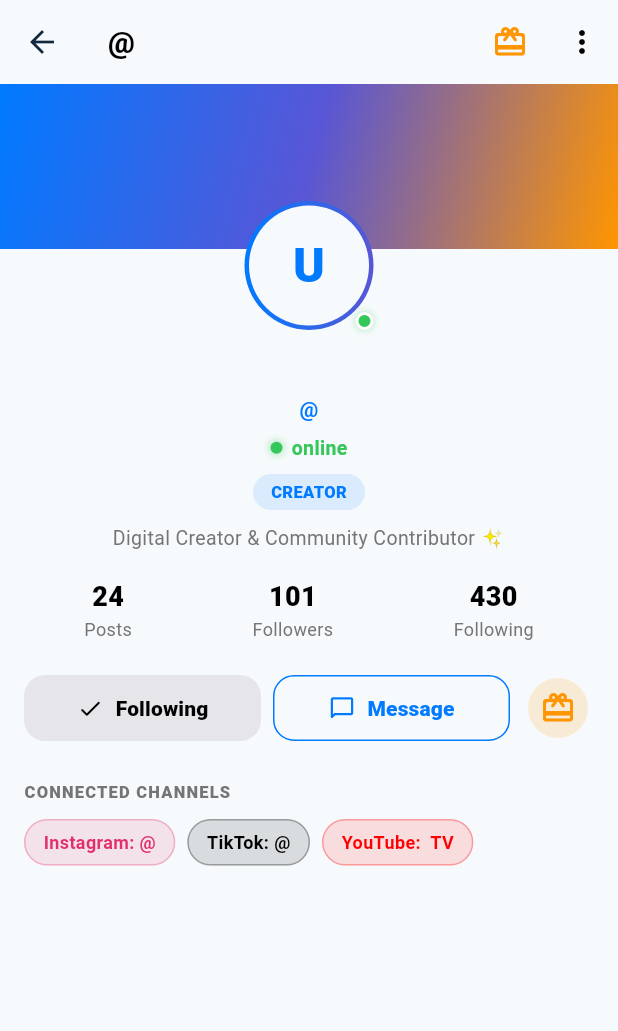
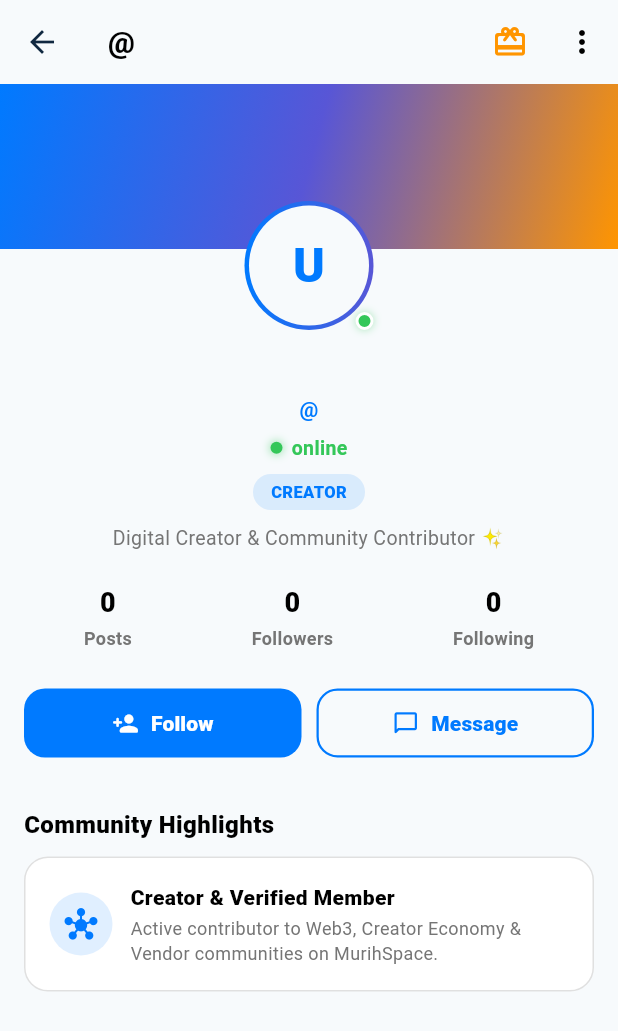
Before and after one commit to Web3nexus/murishspaceapp, a Flutter app: the UserProfileScreen screen opened directly with empty values, after a tap on "Follow", on a phone screen of 412 x 824 dp. Shown: the top 1031 px of the screen. Run offline on Flutter 3.47's test engine with Material 3 defaults, Android fonts, the phone set to English and light mode, and no system bars; our stand-ins replace cached_network_image, dio, flutter_riverpod, flutter_secure_storage, go_router, google_sign_in and 6 more; accounts and stored records are empty; network calls fail.

Commit message:
feat(profile): connect live followers, following, posts, coins, and dynamic follow system

```diff
--- a/lib/providers/follow_provider.dart
+++ b/lib/providers/follow_provider.dart
@@ -1,4 +1,7 @@
+import 'package:dio/dio.dart';
 import 'package:flutter_riverpod/flutter_riverpod.dart';
+
+import '../core/api_client.dart';
 
 class UserFollowSummary {
   final int userId;
@@ -6,7 +9,9 @@ class UserFollowSummary {
   final String username;
   final String avatarUrl;
   final String bio;
+  final String role;
   final bool isVerified;
+  final bool isFollowing;
 
   UserFollowSummary({
     required this.userId,
@@ -14,8 +19,23 @@ class UserFollowSummary {
     required this.username,
     this.avatarUrl = '',
     this.bio = '',
+    this.role = 'member',
     this.isVerified = false,
+    this.isFollowing = false,
   });
+
+  factory UserFollowSummary.fromJson(Map<String, dynamic> json) {
+    return UserFollowSummary(
+      userId: (json['id'] as num?)?.toInt() ?? 0,
+      name: json['name'] as String? ?? 'User',
+      username: json['username'] as String? ?? 'user',
+      avatarUrl: json['avatar'] as String? ?? json['avatar_url'] as String? ?? '',
+      bio: json['bio'] as String? ?? '',
+      role: json['role'] as String? ?? 'member',
+      isVerified: json['is_verified'] as bool? ?? false,
+      isFollowing: json['is_following'] as bool? ?? false,
+    );
+  }
 }
 
 class FollowState {
@@ -23,128 +43,200 @@ class FollowState {
   final Map<int, int> followersCounts;
   final Map<int, int> followingCounts;
   final Map<int, int> userPostsCounts;
-  final List<UserFollowSummary> sampleUsers;
+  final Map<int, List<UserFollowSummary>> followersLists;
+  final Map<int, List<UserFollowSummary>> followingLists;
+  final bool loading;
 
   FollowState({
     required this.followingUserIds,
     required this.followersCounts,
     required this.followingCounts,
     required this.userPostsCounts,
-    required this.sampleUsers,
+    this.followersLists = const {},
+    this.followingLists = const {},
+    this.loading = false,
   });
 
   bool isFollowing(int userId) => followingUserIds.contains(userId);
 
-  int getFollowersCount(int userId) => followersCounts[userId] ?? 1250;
-  int getFollowingCount(int userId) => followingCounts[userId] ?? 430;
-  int getPostsCount(int userId) => userPostsCounts[userId] ?? 24;
+  int getFollowersCount(int userId) => followersCounts[userId] ?? 0;
+  int getFollowingCount(int userId) => followingCounts[userId] ?? 0;
+  int getPostsCount(int userId) => userPostsCounts[userId] ?? 0;
 
   FollowState copyWith({
     Set<int>? followingUserIds,
     Map<int, int>? followersCounts,
     Map<int, int>? followingCounts,
     Map<int, int>? userPostsCounts,
-    List<UserFollowSummary>? sampleUsers,
+    Map<int, List<UserFollowSummary>>? followersLists,
+    Map<int, List<UserFollowSummary>>? followingLists,
+    bool? loading,
   }) {
     return FollowState(
       followingUserIds: followingUserIds ?? this.followingUserIds,
       followersCounts: followersCounts ?? this.followersCounts,
       followingCounts: followingCounts ?? this.followingCounts,
       userPostsCounts: userPostsCounts ?? this.userPostsCounts,
-      sampleUsers: sampleUsers ?? this.sampleUsers,
+      followersLists: followersLists ?? this.followersLists,
+      followingLists: followingLists ?? this.followingLists,
+      loading: loading ?? this.loading,
     );
   }
 }
 
 class FollowNotifier extends Notifier<FollowState> {
+  Dio get _dio => ApiClient.instance.dio;
+
   @override
   FollowState build() {
     return FollowState(
-      followingUserIds: {2, 4, 6},
-      followersCounts: {
-        1: 12450, // Current user
-        2: 5400,
-        3: 1200,
-        4: 8900,
-        5: 3200,
-        6: 15400,
-      },
-      followingCounts: {
-        1: 430, // Current user
-        2: 210,
-        3: 150,
-        4: 640,
-        5: 310,
-        6: 980,
-      },
-      userPostsCounts: {
-        1: 42,
-        2: 18,
-        3: 9,
-        4: 65,
-        5: 27,
-        6: 112,
-      },
-      sampleUsers: [
-        UserFollowSummary(userId: 2, name: 'Alice Freeman', username: 'alice_freeman', bio: 'Tech Reviewer & Video Creator 📹', isVerified: true),
-        UserFollowSummary(userId: 3, name: 'Bob Smith', username: 'bob_tech', bio: 'Web3 & FinTech Specialist ⚡'),
-        UserFollowSummary(userId: 4, name: 'Pulse Activewear', username: 'pulse_active', bio: 'Official Vendor Store for Premium Activewear 🏃‍♂️', isVerified: true),
-        UserFollowSummary(userId: 5, name: 'Charlie Brown', username: 'charlie_b', bio: 'Digital Creator & Mobile App Dev 🚀'),
-        UserFollowSummary(userId: 6, name: 'Apex Audio Tech', username: 'apex_audio', bio: 'High-Fidelity Audio Gear Vendor & Sponsor 🎧', isVerified: true),
-        UserFollowSummary(userId: 7, name: 'Kemi Adebayo', username: 'kemi_brand', bio: 'Fashion Ambassador & Lifestyle Creator ✨'),
-        UserFollowSummary(userId: 8, name: 'Chioma Eze', username: 'chioma_e', bio: 'Community Manager & Event Host 🌟'),
-      ],
+      followingUserIds: {},
+      followersCounts: {},
+      followingCounts: {},
+      userPostsCounts: {},
     );
   }
 
-  void toggleFollow(int targetUserId) {
-    final isAlreadyFollowing = state.followingUserIds.contains(targetUserId);
-    final updatedFollowingSet = Set<int>.from(state.followingUserIds);
+  /// Fetches follow status and counts for a user from the backend API.
+  Future<void> fetchFollowStatus(int userId) async {
+    try {
+      final res = await _dio.get('/users/$userId/follow-status');
+      final data = ApiClient.instance.unwrap(res) as Map<String, dynamic>;
 
-    final currentMyFollowers = Map<int, int>.from(state.followersCounts);
-    final currentMyFollowing = Map<int, int>.from(state.followingCounts);
+      final isFollowing = data['is_following'] as bool? ?? false;
+      final followers = (data['followers_count'] as num?)?.toInt() ?? 0;
+      final following = (data['following_count'] as num?)?.toInt() ?? 0;
+      final posts = (data['posts_count'] as num?)?.toInt() ?? 0;
 
-    const myUserId = 1; // Current user ID
+      final updatedFollowing = Set<int>.from(state.followingUserIds);
+      if (isFollowing) {
+        updatedFollowing.add(userId);
+      } else {
+        updatedFollowing.remove(userId);
+      }
 
-    if (isAlreadyFollowing) {
-      updatedFollowingSet.remove(targetUserId);
-      currentMyFollowing[myUserId] = (currentMyFollowing[myUserId] ?? 430) - 1;
-      currentMyFollowers[targetUserId] = (currentMyFollowers[targetUserId] ?? 100) - 1;
+      final fCounts = Map<int, int>.from(state.followersCounts)..[userId] = followers;
+      final fingCounts = Map<int, int>.from(state.followingCounts)..[userId] = following;
+      final pCounts = Map<int, int>.from(state.userPostsCounts)..[userId] = posts;
+
+      state = state.copyWith(
+        followingUserIds: updatedFollowing,
+        followersCounts: fCounts,
+        followingCounts: fingCounts,
+        userPostsCounts: pCounts,
+      );
+    } catch (_) {}
+  }
+
+  /// Toggles follow status with live backend API call.
+  Future<bool> toggleFollow(int targetUserId) async {
+    final currentlyFollowing = state.isFollowing(targetUserId);
+    final nextFollowing = !currentlyFollowing;
+
+    // Optimistic UI update
+    final updatedSet = Set<int>.from(state.followingUserIds);
+    final fCounts = Map<int, int>.from(state.followersCounts);
+    final currentTargetFollowers = fCounts[targetUserId] ?? 0;
+
+    if (nextFollowing) {
+      updatedSet.add(targetUserId);
+      fCounts[targetUserId] = currentTargetFollowers + 1;
     } else {
-      updatedFollowingSet.add(targetUserId);
-      currentMyFollowing[myUserId] = (currentMyFollowing[myUserId] ?? 430) + 1;
-      currentMyFollowers[targetUserId] = (currentMyFollowers[targetUserId] ?? 100) + 1;
+      updatedSet.remove(targetUserId);
+      fCounts[targetUserId] = (currentTargetFollowers > 0) ? currentTargetFollowers - 1 : 0;
     }
 
     state = state.copyWith(
-      followingUserIds: updatedFollowingSet,
-      followingCounts: currentMyFollowing,
-      followersCounts: currentMyFollowers,
+      followingUserIds: updatedSet,
+      followersCounts: fCounts,
     );
-  }
 
-  void incrementPostsCount(int userId) {
-    final currentPosts = Map<int, int>.from(state.userPostsCounts);
-    currentPosts[userId] = (currentPosts[userId] ?? 0) + 1;
-    state = state.copyWith(userPostsCounts: currentPosts);
-  }
+    try {
+      final res = await _dio.post('/users/$targetUserId/follow');
+      final data = ApiClient.instance.unwrap(res) as Map<String, dynamic>;
 
-  void decrementPostsCount(int userId) {
-    final currentPosts = Map<int, int>.from(state.userPostsCounts);
-    final count = currentPosts[userId] ?? 0;
-    if (count > 0) {
-      currentPosts[userId] = count - 1;
-      state = state.copyWith(userPostsCounts: currentPosts);
+      final realIsFollowing = data['is_following'] as bool? ?? nextFollowing;
+      final realFollowersCount = (data['target_followers_count'] as num?)?.toInt();
+
+      if (realFollowersCount != null) {
+        fCounts[targetUserId] = realFollowersCount;
+      }
+      if (realIsFollowing) {
+        updatedSet.add(targetUserId);
+      } else {
+        updatedSet.remove(targetUserId);
+      }
+
+      state = state.copyWith(
+        followingUserIds: updatedSet,
+        followersCounts: fCounts,
+      );
+      return realIsFollowing;
+    } catch (e) {
+      // Rollback on network failure
+      if (currentlyFollowing) {
+        updatedSet.add(targetUserId);
+        fCounts[targetUserId] = currentTargetFollowers;
+      } else {
+        updatedSet.remove(targetUserId);
+        fCounts[targetUserId] = currentTargetFollowers;
+      }
+      state = state.copyWith(
+        followingUserIds: updatedSet,
+        followersCounts: fCounts,
+      );
+      return currentlyFollowing;
     }
   }
 
-  List<UserFollowSummary> getFollowersList(int userId) {
-    return state.sampleUsers;
+  /// Fetches followers list from the backend API.
+  Future<List<UserFollowSummary>> fetchFollowers(int userId) async {
+    try {
+      final res = await _dio.get('/users/$userId/followers');
+      final envelope = ApiClient.instance.unwrap(res);
+      final rawItems = envelope is Map<String, dynamic> && envelope['data'] is List
+          ? envelope['data'] as List
+          : envelope is List
+              ? envelope
+              : [];
+
+      final list = rawItems
+          .map((item) => UserFollowSummary.fromJson(item as Map<String, dynamic>))
+          .toList();
+
+      final updatedLists = Map<int, List<UserFollowSummary>>.from(state.followersLists)..[userId] = list;
+      state = state.copyWith(followersLists: updatedLists);
+      return list;
+    } catch (_) {
+      return state.followersLists[userId] ?? [];
+    }
   }
 
-  List<UserFollowSummary> getFollowingList(int userId) {
-    return state.sampleUsers.where((u) => state.followingUserIds.contains(u.userId)).toList();
+  /// Fetches following list from the backend API.
+  Future<List<UserFollowSummary>> fetchFollowing(int userId) async {
+    try {
+      final res = await _dio.get('/users/$userId/following');
+      final envelope = ApiClient.instance.unwrap(res);
+      final rawItems = envelope is Map<String, dynamic> && envelope['data'] is List
+          ? envelope['data'] as List
+          : envelope is List
+              ? envelope
+              : [];
+
+      final list = rawItems
+          .map((item) => UserFollowSummary.fromJson(item as Map<String, dynamic>))
+          .toList();
+
+      final updatedLists = Map<int, List<UserFollowSummary>>.from(state.followingLists)..[userId] = list;
+      state = state.copyWith(followingLists: updatedLists);
+      return list;
+    } catch (_) {
+      return state.followingLists[userId] ?? [];
+    }
   }
+
+  List<UserFollowSummary> getFollowersList(int userId) => state.followersLists[userId] ?? [];
+  List<UserFollowSummary> getFollowingList(int userId) => state.followingLists[userId] ?? [];
 }
 
 final followProvider = NotifierProvider<FollowNotifier, FollowState>(FollowNotifier.new);
--- a/lib/screens/user_profile_screen.dart
+++ b/lib/screens/user_profile_screen.dart
@@ -8,7 +8,7 @@ import '../components/send_gift_dialog.dart';
 import '../providers/follow_provider.dart';
 
 /// Public User & Friend Profile Screen with Gifting, Direct Messaging, & Follow CTAs.
-class UserProfileScreen extends ConsumerWidget {
+class UserProfileScreen extends ConsumerStatefulWidget {
   final int userId;
   final String name;
   final String username;
@@ -27,7 +27,20 @@ class UserProfileScreen extends ConsumerWidget {
   });
 
   @override
-  Widget build(BuildContext context, WidgetRef ref) {
+  ConsumerState<UserProfileScreen> createState() => _UserProfileScreenState();
+}
+
+class _UserProfileScreenState extends ConsumerState<UserProfileScreen> {
+  @override
+  void initState() {
+    super.initState();
+    WidgetsBinding.instance.addPostFrameCallback((_) {
+      ref.read(followProvider.notifier).fetchFollowStatus(widget.userId);
+    });
+  }
+
+  @override
+  Widget build(BuildContext context) {
     final followState = ref.watch(followProvider);
     final followNotifier = ref.read(followProvider.notifier);
 
@@ -36,10 +49,10 @@ class UserProfileScreen extends ConsumerWidget {
     final textPrimary = isDark ? Colors.white : Colors.black;
     final textSecondary = isDark ? Colors.grey[400] : Colors.grey[600];
 
-    final isFollowing = followState.isFollowing(userId);
-    final followersCount = followState.getFollowersCount(userId);
-    final followingCount = followState.getFollowingCount(userId);
-    final postsCount = followState.getPostsCount(userId);
+    final isFollowing = followState.isFollowing(widget.userId);
+    final followersCount = followState.getFollowersCount(widget.userId);
+    final followingCount = followState.getFollowingCount(widget.userId);
+    final postsCount = followState.getPostsCount(widget.userId);
 
     return Scaffold(
       backgroundColor: bg,
@@ -48,7 +61,7 @@ class UserProfileScreen extends ConsumerWidget {
         elevation: 0,
         scrolledUnderElevation: 0,
         title: Text(
-          '@$username',
+          '@${widget.username}',
           style: TextStyle(color: textPrimary, fontWeight: FontWeight.w800),
         ),
         actions: [
@@ -57,8 +70,8 @@ class UserProfileScreen extends ConsumerWidget {
             tooltip: 'Send Gift',
             onPressed: () => SendGiftDialog.show(
               context,
-              recipientName: name,
-              recipientAvatar: avatarUrl.isNotEmpty ? avatarUrl : null,
+              recipientName: widget.name,
+              recipientAvatar: widget.avatarUrl.isNotEmpty ? widget.avatarUrl : null,
             ),
           ),
           IconButton(
@@ -102,10 +115,10 @@ class UserProfileScreen extends ConsumerWidget {
                       child: CircleAvatar(
                         radius: 40,
                         backgroundColor: bg,
-                        backgroundImage: avatarUrl.isNotEmpty ? NetworkImage(avatarUrl) : null,
-                        child: avatarUrl.isEmpty
+                        backgroundImage: widget.avatarUrl.isNotEmpty ? NetworkImage(widget.avatarUrl) : null,
+                        child: widget.avatarUrl.isEmpty
                             ? Text(
-                                name.isNotEmpty ? name[0].toUpperCase() : 'U',
+                                widget.name.isNotEmpty ? widget.name[0].toUpperCase() : 'U',
                                 style: const TextStyle(fontSize: 32, fontWeight: FontWeight.w900, color: Color(0xFF007AFF)),
                               )
                             : null,
@@ -114,12 +127,12 @@ class UserProfileScreen extends ConsumerWidget {
                   ),
                   const SizedBox(height: 10),
                   Text(
-                    name,
+                    widget.name,
                     style: TextStyle(fontSize: 22, fontWeight: FontWeight.w900, color: textPrimary),
                   ),
                   const SizedBox(height: 2),
                   Text(
-                    '@$username',
+                    '@${widget.username}',
                     style: const TextStyle(fontSize: 14, fontWeight: FontWeight.w700, color: Color(0xFF007AFF)),
                   ),
                   const SizedBox(height: 6),
@@ -134,13 +147,13 @@ class UserProfileScreen extends ConsumerWidget {
                       borderRadius: BorderRadius.circular(12),
                     ),
                     child: Text(
-                      roleLabel.toUpperCase(),
+                      widget.roleLabel.toUpperCase(),
                       style: const TextStyle(color: Color(0xFF007AFF), fontWeight: FontWeight.w900, fontSize: 11),
                     ),
                   ),
                   const SizedBox(height: 10),
                   Text(
-                    bio,
+                    widget.bio,
                     textAlign: TextAlign.center,
                     style: TextStyle(fontSize: 13, color: textSecondary, height: 1.3),
                   ),
@@ -156,14 +169,14 @@ class UserProfileScreen extends ConsumerWidget {
                         '$followersCount',
                         textPrimary,
                         textSecondary,
-                        () => FollowersListDialog.show(context, title: '$name\'s Followers', isFollowersList: true),
+                        () => FollowersListDialog.show(context, title: '${widget.name}\'s Followers', isFollowersList: true, userId: widget.userId),
                       ),
                       _statCol(
                         'Following',
                         '$followingCount',
                         textPrimary,
                         textSecondary,
-                        () => FollowersListDialog.show(context, title: '$name\'s Following', isFollowersList: false),
+                        () => FollowersListDialog.show(context, title: '${widget.name}\'s Following', isFollowersList: false, userId: widget.userId),
                       ),
                     ],
                   ),
@@ -179,63 +192,92 @@ class UserProfileScreen extends ConsumerWidget {
                             backgroundColor: isFollowing ? (isDark ? const Color(0xFF2C2C2E) : const Color(0xFFE5E5EA)) : const Color(0xFF007AFF),
                             foregroundColor: isFollowing ? textPrimary : Colors.white,
                             elevation: 0,
+                            padding: const EdgeInsets.symmetric(vertical: 13),
                             shape: RoundedRectangleBorder(borderRadius: BorderRadius.circular(14)),
-                            padding: const EdgeInsets.symmetric(vertical: 12),
                           ),
-                          onPressed: () => followNotifier.toggleFollow(userId),
-                          icon: Icon(isFollowing ? Icons.check_rounded : Icons.person_add_rounded, size: 18),
+                          onPressed: () => followNotifier.toggleFollow(widget.userId),
+                          icon: Icon(
+                            isFollowing ? Icons.check_rounded : Icons.person_add_rounded,
+                            size: 18,
+                          ),
                           label: Text(
                             isFollowing ? 'Following' : 'Follow',
-                            style: const TextStyle(fontWeight: FontWeight.w900, fontSize: 14),
+                            style: const TextStyle(fontWeight: FontWeight.w800, fontSize: 14),
                           ),
                         ),
                       ),
-                      const SizedBox(width: 8),
+                      const SizedBox(width: 10),
                       Expanded(
                         flex: 3,
                         child: OutlinedButton.icon(
                           style: OutlinedButton.styleFrom(
+                            side: const BorderSide(color: Color(0xFF007AFF), width: 1.5),
                             foregroundColor: const Color(0xFF007AFF),
-                            side: const BorderSide(color: Color(0xFF007AFF)),
+                            padding: const EdgeInsets.symmetric(vertical: 13),
                             shape: RoundedRectangleBorder(borderRadius: BorderRadius.circular(14)),
-                            padding: const EdgeInsets.symmetric(vertical: 12),
                           ),
-                          onPressed: () => context.push('/app/chats'),
+                          onPressed: () => context.push('/messages'),
                           icon: const Icon(Icons.chat_bubble_outline_rounded, size: 18),
-                          label: const Text('Message', style: TextStyle(fontWeight: FontWeight.w900, fontSize: 14)),
-                        ),
-                      ),
-                      const SizedBox(width: 8),
-                      IconButton.filledTonal(
-                        style: IconButton.styleFrom(backgroundColor: const Color(0xFFFF9500).withValues(alpha: 0.15)),
-                        icon: const Icon(Icons.card_giftcard_rounded, color: Color(0xFFFF9500)),
-                        onPressed: () => SendGiftDialog.show(
-                          context,
-                          recipientName: name,
-                          recipientAvatar: avatarUrl.isNotEmpty ? avatarUrl : null,
+                          label: const Text('Message', style: TextStyle(fontWeight: FontWeight.w800, fontSize: 14)),
                         ),
                       ),
                     ],
                   ),
-                  const SizedBox(height: 24),
+                ],
+              ),
+            ),
+          ),
 
-                  // Connected Social Channels Row
-                  Align(
-                    alignment: Alignment.centerLeft,
-                    child: Text('CONNECTED CHANNELS', style: TextStyle(fontSize: 11, fontWeight: FontWeight.w900, color: textSecondary, letterSpacing: 0.8)),
+          // Activity & Highlights Section
+          Padding(
+            padding: const EdgeInsets.symmetric(horizontal: 16),
+            child: Column(
+              crossAxisAlignment: CrossAxisAlignment.start,
+              children: [
+                Text(
+                  'Community Highlights',
+                  style: TextStyle(fontSize: 16, fontWeight: FontWeight.w800, color: textPrimary),
+                ),
+                const SizedBox(height: 10),
+                Container(
+                  padding: const EdgeInsets.all(16),
+                  decoration: BoxDecoration(
+                    color: isDark ? const Color(0xFF1C1C1E) : Colors.white,
+                    borderRadius: BorderRadius.circular(16),
+                    border: Border.all(color: isDark ? Colors.white12 : Colors.black12),
                   ),
-                  const SizedBox(height: 10),
-                  Row(
+                  child: Row(
                     children: [
-                      _platformBadge('Instagram', '@$username', const Color(0xFFE1306C)),
-                      const SizedBox(width: 8),
-                      _platformBadge('TikTok', '@$username', Colors.black),
-                      const SizedBox(width: 8),
-                      _platformBadge('YouTube', '$name TV', const Color(0xFFFF0000)),
+                      Container(
+                        padding: const EdgeInsets.all(10),
+                        decoration: BoxDecoration(
+                          color: const Color(0xFF007AFF).withValues(alpha: 0.12),
+                          shape: BoxShape.circle,
+                        ),
+                        child: const Icon(Icons.hub_rounded, color: Color(0xFF007AFF), size: 22),
+                      ),
+                      const SizedBox(width: 12),
+                      Expanded(
+                        child: Column(
+                          crossAxisAlignment: CrossAxisAlignment.start,
+                          children: [
+                            Text(
+                              'Creator & Verified Member',
+                              style: TextStyle(fontWeight: FontWeight.w800, fontSize: 14, color: textPrimary),
+                            ),
+                            const SizedBox(height: 2),
+                            Text(
+                              'Active contributor to Web3, Creator Economy & Vendor communities on MurihSpace.',
+                              style: TextStyle(fontSize: 12, color: textSecondary),
+                            ),
+                          ],
+                        ),
+                      ),
                     ],
                   ),
-                ],
-              ),
+                ),
+                const SizedBox(height: 30),
+              ],
             ),
           ),
         ],
@@ -243,27 +285,26 @@ class UserProfileScreen extends ConsumerWidget {
     );
   }
 
-  Widget _statCol(String label, String val, Color textPrimary, Color? textSecondary, VoidCallback onTap) {
-    return GestureDetector(
+  Widget _statCol(String label, String value, Color textPrimary, Color? textSecondary, VoidCallback onTap) {
+    return InkWell(
       onTap: onTap,
-      child: Column(
-        children: [
-          Text(val, style: TextStyle(fontSize: 18, fontWeight: FontWeight.w900, color: textPrimary)),
-          Text(label, style: TextStyle(fontSize: 12, color: textSecondary)),
-        ],
+      borderRadius: BorderRadius.circular(10),
+      child: Padding(
+        padding: const EdgeInsets.symmetric(horizontal: 12, vertical: 4),
+        child: Column(
+          children: [
+            Text(
+              value,
+              style: TextStyle(fontSize: 18, fontWeight: FontWeight.w900, color: textPrimary),
+            ),
+            const SizedBox(height: 2),
+            Text(
+              label,
+              style: TextStyle(fontSize: 12, fontWeight: FontWeight.w600, color: textSecondary),
+            ),
+          ],
+        ),
       ),
     );
   }
-
-  Widget _platformBadge(String label, String handle, Color color) {
-    return Container(
-      padding: const EdgeInsets.symmetric(horizontal: 12, vertical: 6),
-      decoration: BoxDecoration(
-        color: color.withValues(alpha: 0.12),
-        borderRadius: BorderRadius.circular(20),
-        border: Border.all(color: color.withValues(alpha: 0.3)),
-      ),
-      child: Text('$label: $handle', style: TextStyle(color: color, fontWeight: FontWeight.bold, fontSize: 12)),
-    );
-  }
 }
```
Also changed, not shown: lib/components/followers_list_dialog.dart (+55 -14 lines), lib/providers/auth_provider.dart (+10 -7 lines), lib/screens/profile_screen.dart (+6 -6 lines), lib/screens/you_screen.dart (+36 -9 lines).
